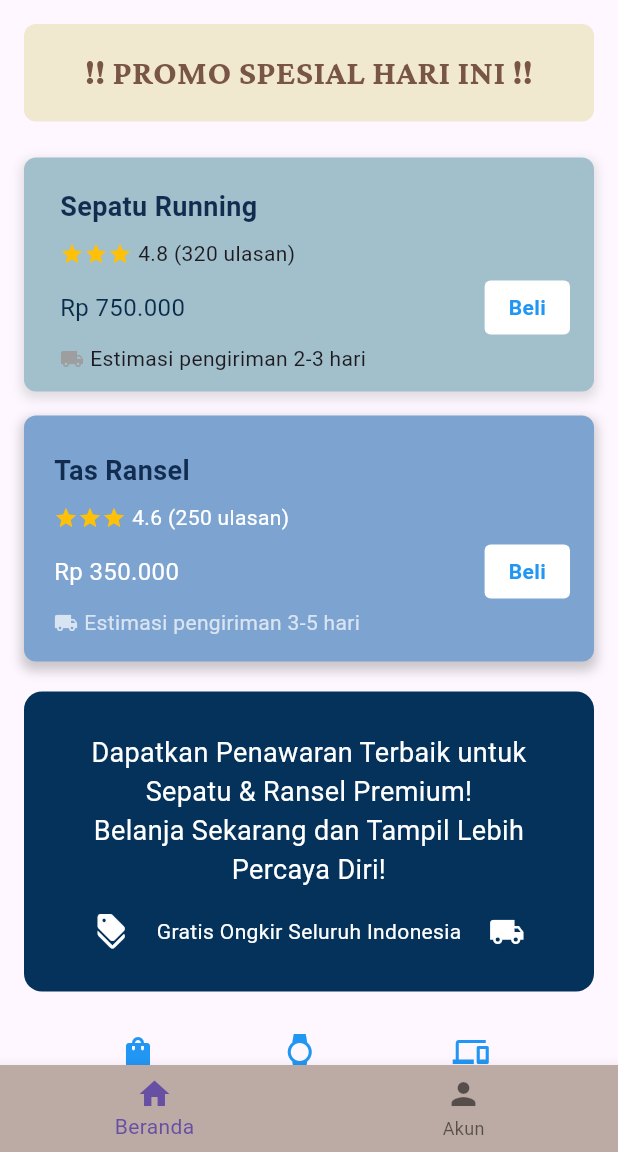
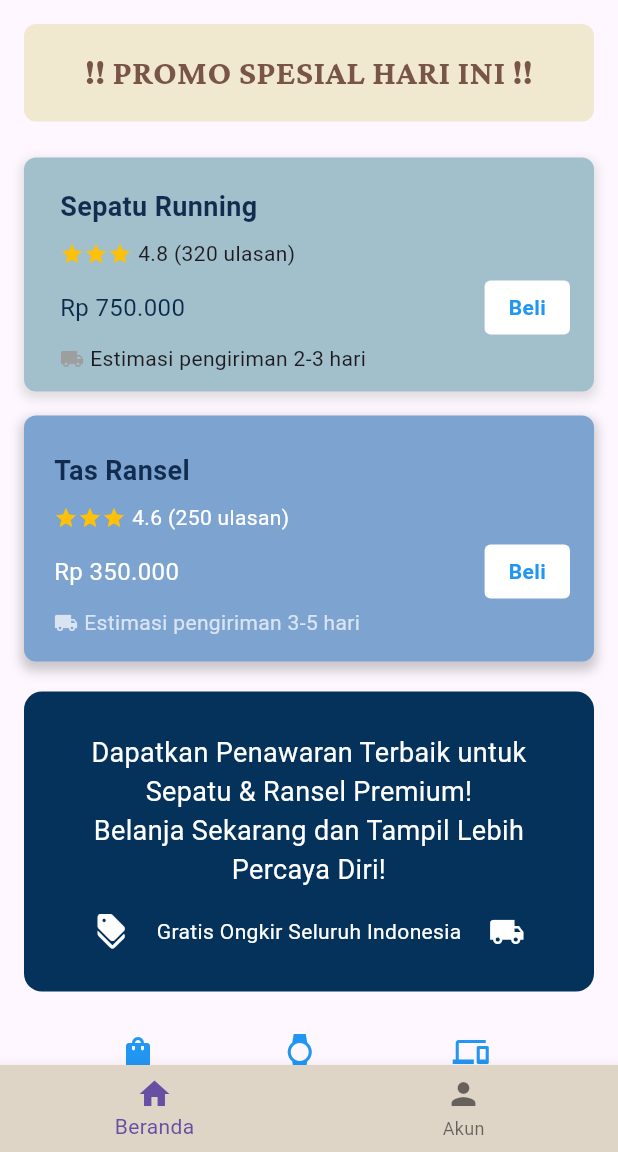
Before and after one commit to naufalfadhliadyatma/2300016018_Tekmob34, a Flutter app: the screen it shows after launch, on a phone screen of 412 x 824 dp, the part 84-1236 px from its top. Run offline on Flutter 3.47's test engine with Material 3 defaults, Android fonts, the phone set to English and light mode, and no system bars; our stand-ins replace google_fonts; Roboto replaces fonts that are missing (Corben).

Commit message:
merubah warna bg navigationBar

```diff
--- a/tm-codelab-1-amajon/lib/main.dart
+++ b/tm-codelab-1-amajon/lib/main.dart
@@ -36,8 +36,9 @@ class ECommerceScreen extends StatelessWidget {
         backgroundColor: const Color.fromARGB(255, 4, 50, 91),
       ),
       // =======Dibawah adalah bagian Bottom navigation=======
-      bottomNavigationBar:
-          BottomNavigationBar(backgroundColor: Colors.brown[200], items: const [
+      bottomNavigationBar: BottomNavigationBar(
+          backgroundColor: const Color.fromARGB(255, 223, 213, 199),
+          items: const [
             BottomNavigationBarItem(
               icon: Icon(Icons.home),
               label: 'Beranda',
```
Lines whose indentation alone changed are shown as unchanged.
